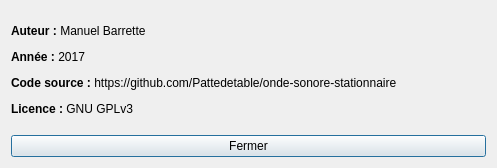
Old version of the form Interface/dialog.ui in the repository Pattedetable/phyg-standing-sound-waves.
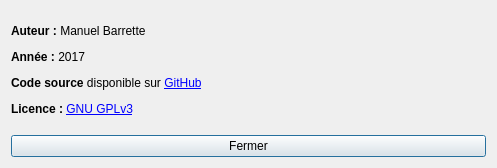
New version of the form.

Commit message: [DIALOG] Ajouté liens vers le code source sur GitHub et le site de GNU / Added links to the source code on GitHub and the GNU website

Diff of the .ui file:
```diff
--- a/Interface/dialog.ui
+++ b/Interface/dialog.ui
@@ -26,7 +26,10 @@
    <item>
     <widget class="QLabel" name="label">
      <property name="text">
-      <string>&lt;html&gt;&lt;head/&gt;&lt;body&gt;&lt;p&gt;&lt;span style=&quot; font-weight:600;&quot;&gt;Auteur :&lt;/span&gt; Manuel Barrette&lt;/p&gt;&lt;p&gt;&lt;span style=&quot; font-weight:600;&quot;&gt;Année :&lt;/span&gt; 2017&lt;/p&gt;&lt;p&gt;&lt;span style=&quot; font-weight:600;&quot;&gt;Code source :&lt;/span&gt; https://github.com/Pattedetable/onde-sonore-stationnaire&lt;/p&gt;&lt;p&gt;&lt;span style=&quot; font-weight:600;&quot;&gt;Licence :&lt;/span&gt; GNU GPLv3&lt;/p&gt;&lt;/body&gt;&lt;/html&gt;</string>
+      <string>&lt;html&gt;&lt;head/&gt;&lt;body&gt;&lt;p&gt;&lt;span style=&quot; font-weight:600;&quot;&gt;Auteur :&lt;/span&gt; Manuel Barrette&lt;/p&gt;&lt;p&gt;&lt;span style=&quot; font-weight:600;&quot;&gt;Année :&lt;/span&gt; 2017&lt;/p&gt;&lt;p&gt;&lt;span style=&quot; font-weight:600;&quot;&gt;Code source&lt;/span&gt; disponible sur &lt;a href=&quot;https://github.com/Pattedetable/onde-sonore-stationnaire&quot;&gt;&lt;span style=&quot; text-decoration: underline; color:#0000ff;&quot;&gt;GitHub&lt;/span&gt;&lt;/a&gt;&lt;/p&gt;&lt;p&gt;&lt;span style=&quot; font-weight:600;&quot;&gt;Licence : &lt;/span&gt;&lt;a href=&quot;https://www.gnu.org/licenses/gpl-3.0.en.html&quot;&gt;&lt;span style=&quot; text-decoration: underline; color:#0000ff;&quot;&gt;GNU GPLv3&lt;/span&gt;&lt;/a&gt;&lt;/p&gt;&lt;/body&gt;&lt;/html&gt;</string>
+     </property>
+     <property name="openExternalLinks">
+      <bool>true</bool>
      </property>
      <property name="textInteractionFlags">
       <set>Qt::LinksAccessibleByMouse|Qt::TextSelectableByKeyboard|Qt::TextSelectableByMouse</set>
```
Left out of the diff: 2 changed lines with no effect on the pictures. The commit also changes 1 other file.
